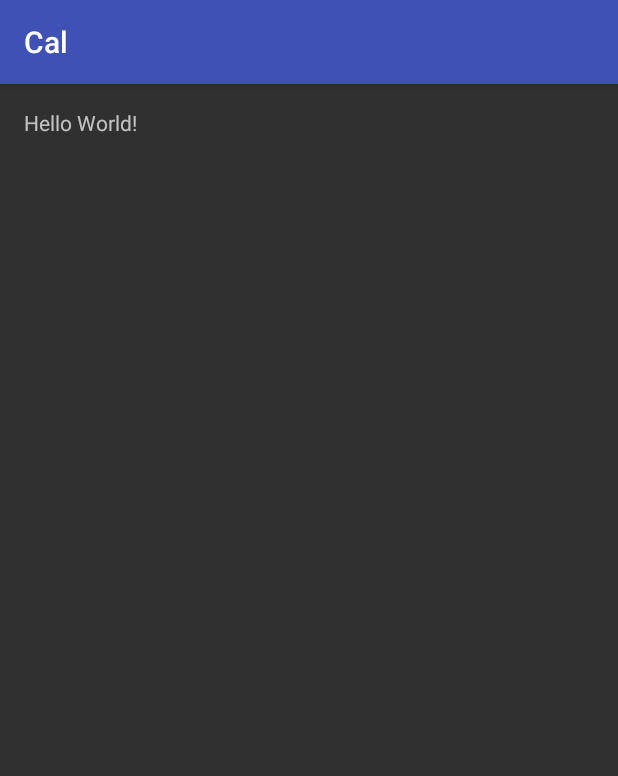
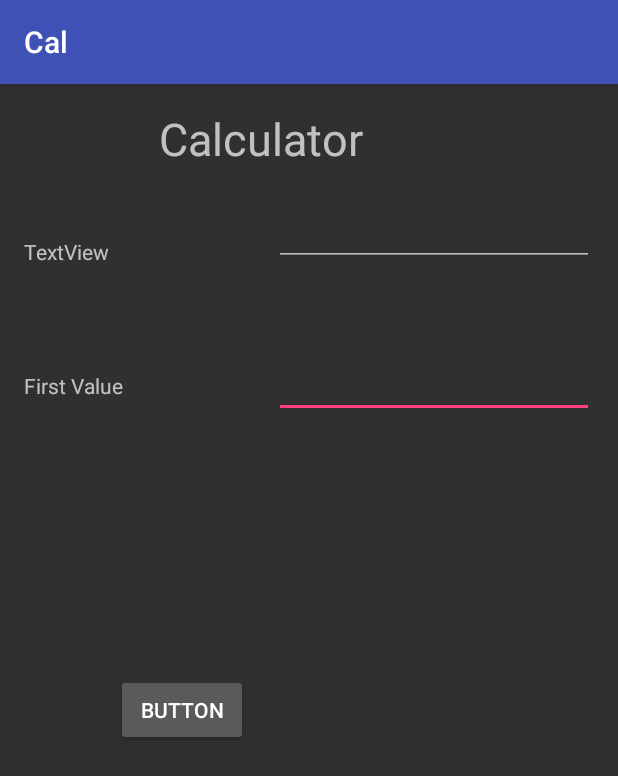
Before and after one commit to SathishSmart/Calculator, an Android app: the screen it shows after launch (MainActivity), on a phone screen of 412 x 824 dp. Shown: the top 776 px of the screen. Run offline under Robolectric (Android 15) with nearby library versions, the phone set to English and light mode, and no system bars.

Commit message:
change class file

```diff
--- a/app/src/main/java/smartglossa/com/cal/MainActivity.java
+++ b/app/src/main/java/smartglossa/com/cal/MainActivity.java
@@ -2,12 +2,35 @@ package smartglossa.com.cal;
 
 import android.support.v7.app.AppCompatActivity;
 import android.os.Bundle;
+import android.view.View;
+import android.widget.Button;
+import android.widget.EditText;
+import android.widget.TextView;
 
 public class MainActivity extends AppCompatActivity {
+    EditText res1;
+    EditText res2;
+    TextView res3;
+    Button Add;
+    Integer x,y,z;
 
     @Override
     protected void onCreate(Bundle savedInstanceState) {
         super.onCreate(savedInstanceState);
         setContentView(R.layout.activity_main);
+        res1=(EditText)findViewById(R.id.edit1);
+        res2=(EditText)findViewById(R.id.edit2);
+        res3=(TextView)findViewById(R.id.res);
+        Add=(Button)findViewById(R.id.button);
+        Add.setOnClickListener(new View.OnClickListener() {
+            @Override
+            public void onClick(View v) {
+                x=Integer.parseInt(res1.getText().toString());
+                y=Integer.parseInt(res2.getText().toString());
+                z=x+y;
+                res3.setText(Integer.toString(z));
+            }
+        });
+
     }
 }
--- a/app/src/main/res/layout/activity_main.xml
+++ b/app/src/main/res/layout/activity_main.xml
@@ -13,5 +13,71 @@
     <TextView
         android:layout_width="wrap_content"
         android:layout_height="wrap_content"
-        android:text="Hello World!" />
+        android:paddingLeft="90dp"
+        android:textSize="30dp"
+        android:text="Calculator" />
+
+    <TextView
+        android:layout_width="wrap_content"
+        android:layout_height="wrap_content"
+        android:layout_below="@+id/edit2"
+        android:layout_marginTop="100dp"
+        android:id="@+id/res"
+        android:paddingBottom="40dp"
+        android:paddingRight="30dp"
+        android:layout_marginLeft="220dp" />
+
+    <TextView
+        android:text="First Value"
+        android:layout_width="wrap_content"
+        android:layout_height="wrap_content"
+        android:id="@+id/TextView"
+        android:layout_alignBaseline="@+id/edit2"
+        android:layout_alignBottom="@+id/edit2"
+        android:layout_alignParentLeft="true"
+        android:layout_alignParentStart="true" />
+
+    <EditText
+        android:layout_width="wrap_content"
+        android:layout_height="wrap_content"
+        android:inputType="textPersonName"
+        android:ems="10"
+        android:layout_marginTop="56dp"
+        android:id="@+id/edit2"
+        android:layout_below="@+id/edit1"
+        android:layout_alignParentRight="true"
+        android:layout_alignParentEnd="true" />
+
+    <TextView
+        android:text="TextView"
+        android:layout_width="wrap_content"
+        android:layout_height="wrap_content"
+        android:layout_marginTop="86dp"
+        android:id="@+id/textView3"
+        android:layout_below="@+id/textView"
+        android:layout_alignParentLeft="true"
+        android:layout_alignParentStart="true" />
+
+    <EditText
+        android:layout_width="wrap_content"
+        android:layout_height="wrap_content"
+        android:inputType="textPersonName"
+        android:ems="10"
+        android:id="@+id/edit1"
+        android:layout_alignBottom="@+id/textView3"
+        android:layout_alignParentRight="true"
+        android:layout_alignParentEnd="true" />
+
+    <Button
+        android:text="Button"
+        android:layout_width="wrap_content"
+        android:layout_height="wrap_content"
+        android:id="@+id/button"
+        android:layout_marginRight="17dp"
+        android:layout_marginEnd="17dp"
+        android:layout_below="@+id/res"
+        android:layout_toLeftOf="@+id/edit2"
+        android:layout_toStartOf="@+id/edit2"
+        android:layout_marginTop="11dp" />
+
 </RelativeLayout>
```
Also changed, not shown: app/src/main/res/drawable/cxz.png (added), app/src/main/res/drawable/finalarrow1.png (added).
